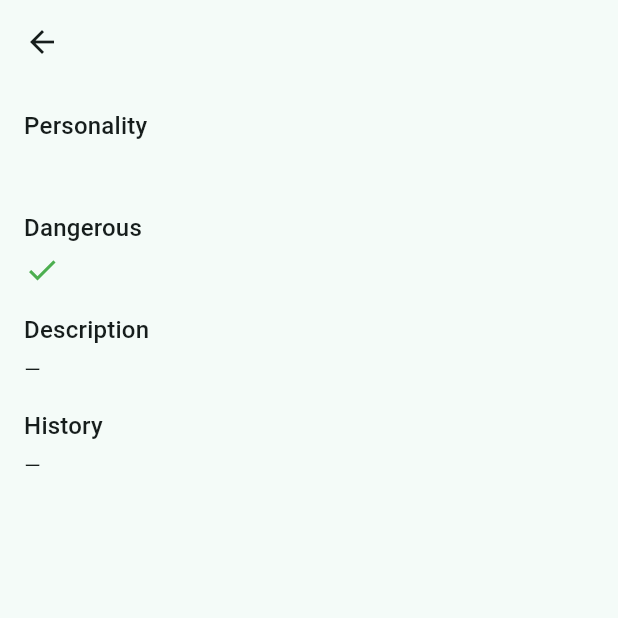
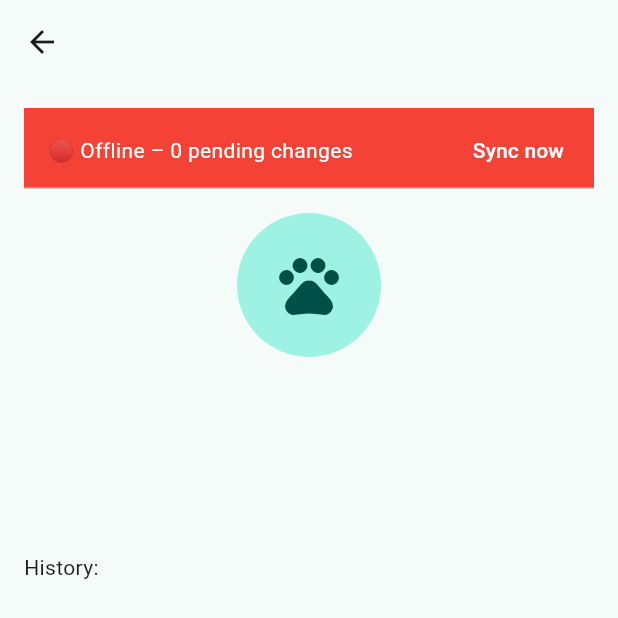
Before and after one commit to Laurapav1/ARA, a Flutter app: the AnimalDetailScreen screen opened directly with empty values, on a phone screen of 412 x 824 dp. Shown: the top 618 px of the screen. Run offline on Flutter 3.47's test engine with Material 3 defaults, Android fonts, the phone set to English and light mode, and no system bars.

Commit message:
made buttons for animals - cats and dogs

```diff
--- a/frontend/lib/main.dart
+++ b/frontend/lib/main.dart
@@ -5,9 +5,9 @@ import 'services/mock_database.dart';
 
 import 'screens/volunteers.dart';
 import 'screens/shifts.dart';
-import 'screens/animal_profile.dart';
 import 'screens/information.dart';
 import 'screens/account.dart';
+import 'screens/animal_home.dart';
 
 void main() {
   runApp(
@@ -52,7 +52,7 @@ class _MainScaffoldState extends State<MainScaffold> {
     // Build screen list dynamically
     final screens = <Widget>[
       ShiftsScreen(),
-      AnimalProfileListScreen(),
+      AnimalHomeScreen(),
       const InformationScreen(),
       if (!isStaff) const AccountScreen(), // volunteers
       if (isStaff) const VolunteerRequestsScreen(), // staff
--- a/frontend/lib/models/animal.dart
+++ b/frontend/lib/models/animal.dart
@@ -1,18 +1,23 @@
+// File: lib/models/animal.dart
 class Animal {
   final String id;
   final String name;
+  final String species;       // 'dog' or 'cat'
   final String personality;
   final bool isDangerous;
   final String description;
   final String history;
+  final List<String> trainingVideos;
 
   Animal({
     required this.id,
     required this.name,
+    required this.species,
     required this.personality,
     required this.isDangerous,
     this.description = '',
     this.history = '',
+    this.trainingVideos = const [],
   });
 
   Animal copyWith({
@@ -20,14 +25,17 @@ class Animal {
     bool? isDangerous,
     String? description,
     String? history,
+    List<String>? trainingVideos,
   }) {
     return Animal(
       id: id,
       name: name,
+      species: species,
       personality: personality ?? this.personality,
       isDangerous: isDangerous ?? this.isDangerous,
       description: description ?? this.description,
       history: history ?? this.history,
+      trainingVideos: trainingVideos ?? this.trainingVideos,
     );
   }
 }
--- /dev/null
+++ b/frontend/lib/screens/animal_detail.dart
@@ -0,0 +1,59 @@
+// File: lib/screens/animal_detail.dart
+import 'package:flutter/material.dart';
+import 'package:provider/provider.dart';
+import '../widgets/offline_banner.dart';
+import '../models/animal.dart';
+import '../services/mock_database.dart';
+
+class AnimalDetailScreen extends StatelessWidget {
+  final Animal animal;
+  const AnimalDetailScreen({super.key, required this.animal});
+
+  @override
+  Widget build(BuildContext context) {
+    final isStaff = context.read<MockDatabase>().isStaff;
+
+    return Scaffold(
+      appBar: AppBar(title: Text(animal.name)),
+      body: ListView(
+        padding: const EdgeInsets.all(16),
+        children: [
+          const OfflineBanner(),
+          const SizedBox(height: 16),
+          // Placeholder image
+          const CircleAvatar(
+            radius: 48,
+            child: Icon(Icons.pets, size: 48),
+          ),
+          const SizedBox(height: 16),
+          Text(animal.name,
+              style: Theme.of(context).textTheme.headlineSmall),
+          const SizedBox(height: 8),
+          Text(animal.personality),
+          const SizedBox(height: 16),
+          Text(animal.description),
+          const SizedBox(height: 16),
+          Text('History: ${animal.history}'),
+          const SizedBox(height: 24),
+          if (animal.trainingVideos.isNotEmpty) ...[
+            ElevatedButton(
+              onPressed: () {
+                // TODO: launch trainingVideos.first via url_launcher
+              },
+              child: const Text('Training'),
+            ),
+            const SizedBox(height: 16),
+          ],
+          if (isStaff) ...[
+            ElevatedButton(
+              onPressed: () {
+                // TODO: navigate to an edit screen
+              },
+              child: const Text('Edit'),
+            ),
+          ],
+        ],
+      ),
+    );
+  }
+}
--- a/frontend/lib/screens/animal_profile.dart
+++ /dev/null
@@ -1,165 +0,0 @@
-// lib/screens/animal_profile.dart
-import 'package:flutter/material.dart';
-import 'package:provider/provider.dart';
-import '../services/mock_database.dart';
-import '../widgets/offline_banner.dart';
-import '../models/animal.dart';
-
-class AnimalProfileListScreen extends StatelessWidget {
-  const AnimalProfileListScreen({super.key});
-
-  @override
-  Widget build(BuildContext context) {
-    final animals = context.watch<MockDatabase>().animals;
-    return Scaffold(
-      appBar: AppBar(title: const Text('Animals')),
-      body: Column(
-        children: [
-          OfflineBanner(),
-          Expanded(
-            child: ListView.builder(
-              itemCount: animals.length,
-              itemBuilder: (_, i) {
-                final a = animals[i];
-                return ListTile(
-                  title: Text(a.name),
-                  subtitle: Text(a.personality),
-                  trailing: a.isDangerous
-                      ? const Icon(Icons.warning, color: Colors.red)
-                      : null,
-                  onTap: () {
-                    Navigator.push(
-                      context,
-                      MaterialPageRoute(
-                        builder: (_) => AnimalDetailScreen(animal: a),
-                      ),
-                    );
-                  },
-                );
-              },
-            ),
-          ),
-        ],
-      ),
-    );
-  }
-}
-
-class AnimalDetailScreen extends StatefulWidget {
-  final Animal animal;
-  const AnimalDetailScreen({super.key, required this.animal});
-
-  @override
-  State<AnimalDetailScreen> createState() => _AnimalDetailScreenState();
-}
-
-class _AnimalDetailScreenState extends State<AnimalDetailScreen> {
-  late String personality;
-  late bool isDangerous;
-  late String description;
-  late String history;
-
-  @override
-  void initState() {
-    super.initState();
-    personality = widget.animal.personality;
-    isDangerous = widget.animal.isDangerous;
-    description = widget.animal.description;
-    history = widget.animal.history;
-  }
-
-  @override
-  Widget build(BuildContext context) {
-    final db = context.read<MockDatabase>();
-    final isStaff = db.isStaff;
-
-    return Scaffold(
-      appBar: AppBar(title: Text(widget.animal.name)),
-      body: Padding(
-        padding: const EdgeInsets.all(16),
-        child: ListView(
-          children: [
-            _LabeledField(
-              label: 'Personality',
-              child: isStaff
-                  ? TextFormField(
-                      initialValue: personality,
-                      onChanged: (v) => personality = v,
-                    )
-                  : SelectableText(personality),
-            ),
-            const SizedBox(height: 16),
-            _LabeledField(
-              label: 'Dangerous',
-              child: isStaff
-                  ? Switch(
-                      value: isDangerous,
-                      onChanged: (v) => setState(() => isDangerous = v),
-                    )
-                  : Icon(
-                      isDangerous ? Icons.warning : Icons.check,
-                      color: isDangerous ? Colors.red : Colors.green,
-                    ),
-            ),
-            const SizedBox(height: 16),
-            _LabeledField(
-              label: 'Description',
-              child: isStaff
-                  ? TextFormField(
-                      initialValue: description,
-                      maxLines: 3,
-                      onChanged: (v) => description = v,
-                    )
-                  : SelectableText(description.isEmpty ? '—' : description),
-            ),
-            const SizedBox(height: 16),
-            _LabeledField(
-              label: 'History',
-              child: isStaff
-                  ? TextFormField(
-                      initialValue: history,
-                      maxLines: 4,
-                      onChanged: (v) => history = v,
-                    )
-                  : SelectableText(history.isEmpty ? '—' : history),
-            ),
-            const SizedBox(height: 24),
-            if (isStaff)
-              ElevatedButton(
-                onPressed: () {
-                  db.updateAnimal(
-                    widget.animal.copyWith(
-                      personality: personality,
-                      isDangerous: isDangerous,
-                      description: description,
-                      history: history,
-                    ),
-                  );
-                  Navigator.pop(context);
-                },
-                child: const Text('Save'),
-              ),
-          ],
-        ),
-      ),
-    );
-  }
-}
-
-class _LabeledField extends StatelessWidget {
-  final String label;
-  final Widget child;
-  const _LabeledField({required this.label, required this.child});
-
-  @override
-  Widget build(BuildContext context) {
-    return Column(
-      crossAxisAlignment: CrossAxisAlignment.start,
-      children: [
-        Text(label, style: Theme.of(context).textTheme.titleMedium),
-        const SizedBox(height: 4),
-        child,
-      ],
-    );
-  }
-}
--- a/frontend/lib/services/mock_database.dart
+++ b/frontend/lib/services/mock_database.dart
@@ -1,6 +1,7 @@
+// File: lib/services/mock_database.dart
 import 'package:flutter/foundation.dart';
+import '../models/animal.dart';
 import '../models/volunteer_request.dart';
-import '../models/animal.dart';
 
 class MockDatabase extends ChangeNotifier {
   bool isStaff = false;
@@ -11,22 +12,44 @@ class MockDatabase extends ChangeNotifier {
     VolunteerRequest(id: 'v1', name: 'Alice', endOfStay: DateTime(2025, 8, 1)),
     VolunteerRequest(id: 'v2', name: 'Bob', endOfStay: DateTime(2025, 8, 5)),
   ];
+
   final List<Animal> _animals = [
     Animal(
       id: 'a1',
       name: 'Rex',
+      species: 'dog',
       personality: 'Friendly',
       isDangerous: false,
       description: 'Loves belly rubs, high energy.',
       history: 'Found stray near park. Vaccinated 2025-06-10.',
+      trainingVideos: ['https://youtube.com/watch?v=abc123'],
     ),
     Animal(
       id: 'a2',
       name: 'Luna',
+      species: 'dog',
       personality: 'Shy',
       isDangerous: true,
       description: 'Very quiet, scared of loud noises.',
       history: 'Surrendered by owner. Medical check pending.',
+    ),
+    Animal(
+      id: 'a3',
+      name: 'Whiskers',
+      species: 'cat',
+      personality: 'Playful',
+      isDangerous: false,
+      description: 'Chases laser pointers all day.',
+      history: 'Rescued from shelter.',
+    ),
+    Animal(
+      id: 'a4',
+      name: 'Shadow',
+      species: 'cat',
+      personality: 'Cautious',
+      isDangerous: false,
+      description: 'Hides under beds.',
+      history: 'Stray.',
     ),
   ];
 
```
Also changed, not shown: frontend/lib/screens/animal_home.dart (added, +38 -0 lines), frontend/lib/screens/cats_screen.dart (added, +44 -0 lines), frontend/lib/screens/dogs_screen.dart (added, +62 -0 lines).
